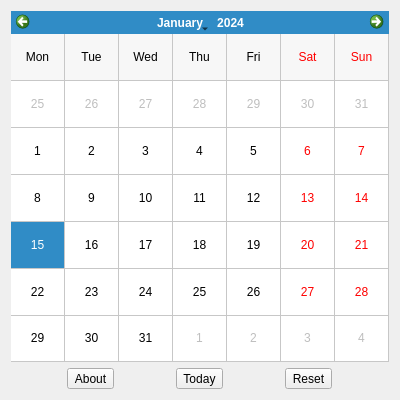
First picture: the form in cvworks_gui/ui/calendar_ui.ui, repository FlyBoy8869/cvworks, before the edit.
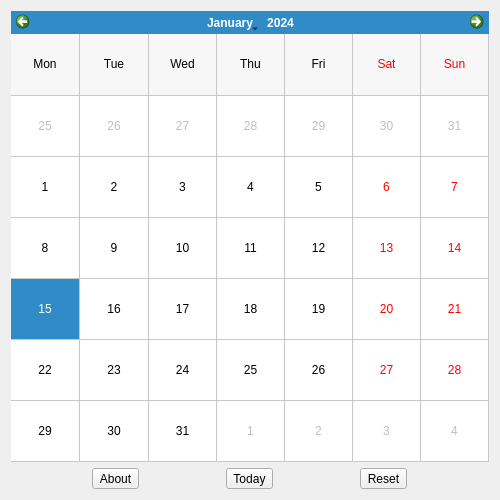
Second picture: the form after the edit. Custom widgets are drawn as their Qt base class.

Diff of the .ui file:
```diff
--- a/cvworks_gui/ui/calendar_ui.ui
+++ b/cvworks_gui/ui/calendar_ui.ui
@@ -6,10 +6,16 @@
    <rect>
     <x>0</x>
     <y>0</y>
-    <width>400</width>
-    <height>400</height>
+    <width>500</width>
+    <height>500</height>
    </rect>
   </property>
+  <property name="minimumSize">
+   <size>
+    <width>500</width>
+    <height>500</height>
+   </size>
+  </property>
   <property name="windowTitle">
    <string>Form</string>
   </property>
```
